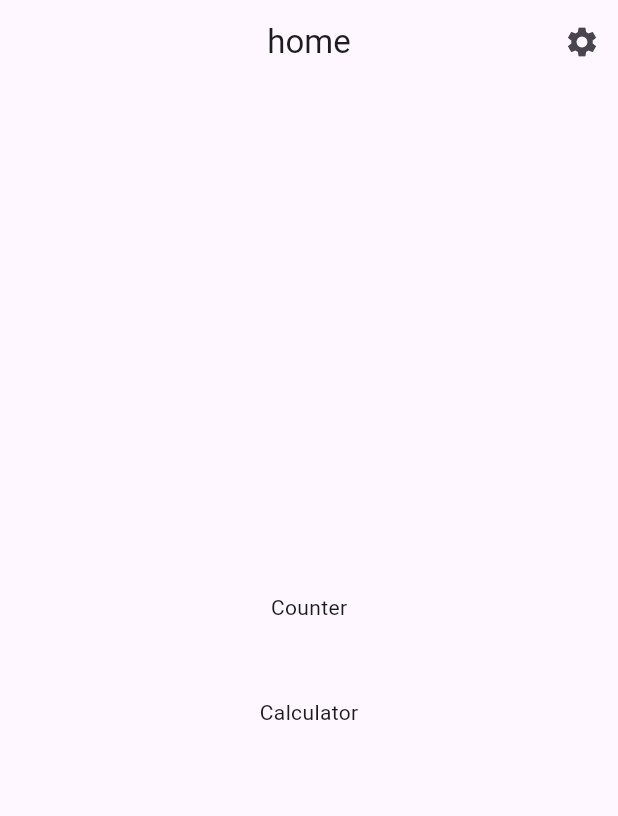
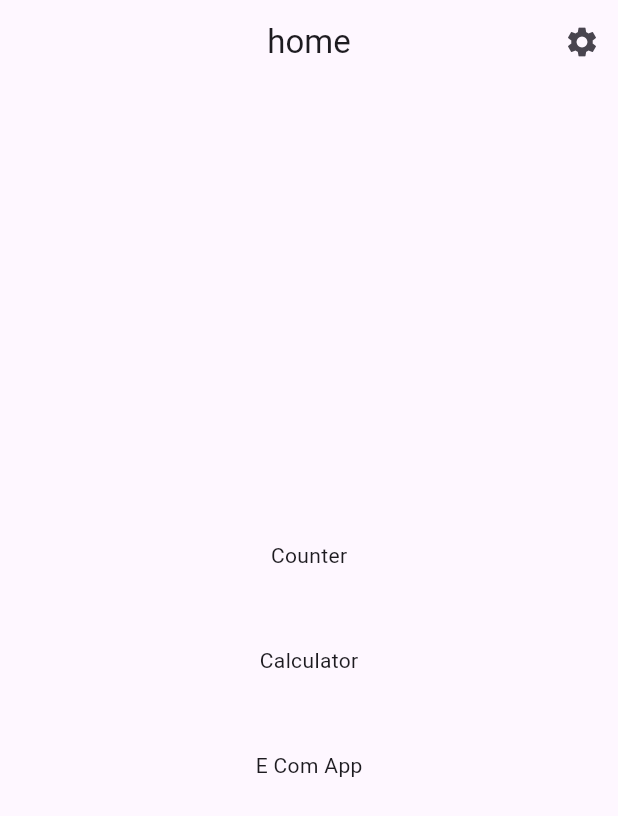
Before and after one commit to Vedpatel28/getx_app, a Flutter app: the screen it shows after launch, on a phone screen of 412 x 824 dp. Shown: the top 816 px of the screen. Run offline on Flutter 3.47's test engine with Material 2 defaults, Android fonts, the phone set to English and light mode, and no system bars; our stand-ins replace dio, get.

Commit message:
| VP | 18/08/23 | 12:00 | ...

```diff
--- a/lib/main.dart
+++ b/lib/main.dart
@@ -3,6 +3,8 @@ import 'package:get/get.dart';
 import 'package:getx_app/controller/setting_controller.dart';
 import 'package:getx_app/views/screens/calculator_page.dart';
 import 'package:getx_app/views/screens/counter_page.dart';
+import 'package:getx_app/views/screens/ecom_cart.dart';
+import 'package:getx_app/views/screens/ecom_home.dart';
 import 'package:getx_app/views/screens/home_page.dart';
 import 'package:getx_app/views/screens/setting_page.dart';
 
@@ -19,11 +21,13 @@ class MyApp extends StatelessWidget {
 
   @override
   Widget build(BuildContext context) {
-    return GetMaterialApp(
+    return Obx(() => GetMaterialApp(
         debugShowCheckedModeBanner: false,
         theme: ThemeData(
           useMaterial3: true,
-        brightness: controller.models.theme.value ? Brightness.light : Brightness.dark,
+          brightness: controller.models.theme.value
+              ? Brightness.light
+              : Brightness.dark,
         ),
         getPages: [
           GetPage(
@@ -42,7 +46,16 @@ class MyApp extends StatelessWidget {
             name: "/calculator",
             page: () => calculator_page(),
           ),
+          GetPage(
+            name: "/ecom_Home",
+            page: () => Ecom_Home(),
+          ),
+          GetPage(
+            name: "/ecom_Cart",
+            page: () => Ecom_Cart(),
+          ),
         ],
+      ),
     );
   }
 }
--- a/lib/views/screens/calculator_page.dart
+++ b/lib/views/screens/calculator_page.dart
@@ -30,9 +30,6 @@ class calculator_page extends StatelessWidget {
                     keyboardType: TextInputType.number,
                     onSubmitted: (value) {
                       controller.model.first.value == value;
-                      print("===========================");
-                      print(value);
-                      print("===========================");
                     },
                     decoration: const InputDecoration(
                       border: OutlineInputBorder(
--- a/lib/views/screens/home_page.dart
+++ b/lib/views/screens/home_page.dart
@@ -22,7 +22,7 @@ class home_page extends StatelessWidget {
         centerTitle: true,
       ),
       body: Padding(
-        padding: EdgeInsets.all(8.0),
+        padding: const EdgeInsets.all(8.0),
         child: Center(
           child: Column(
             mainAxisAlignment: MainAxisAlignment.center,
@@ -41,6 +41,14 @@ class home_page extends StatelessWidget {
                   Get.toNamed("/calculator");
                 },
                 child: const Text("Calculator"),
+              ),const SizedBox(
+                height: 50,
+              ),
+              GestureDetector(
+                onTap: () {
+                  Get.toNamed("/ecom_Home");
+                },
+                child: const Text("E Com App"),
               ),
             ],
           ),
--- a/pubspec.yaml
+++ b/pubspec.yaml
@@ -37,6 +37,7 @@ dependencies:
   cupertino_icons: ^1.0.2
   get: any
   provider: any
+  dio:
 
 dev_dependencies:
   flutter_test:
```
Also changed, not shown: lib/controller/helper/api_helper.dart (added, +24 -0 lines), lib/model/api_model.dart (added, +20 -0 lines), lib/views/screens/ecom_cart.dart (added, +14 -0 lines), lib/views/screens/ecom_home.dart (added, +25 -0 lines), pubspec.lock. Lines whose indentation alone changed are shown as unchanged.
